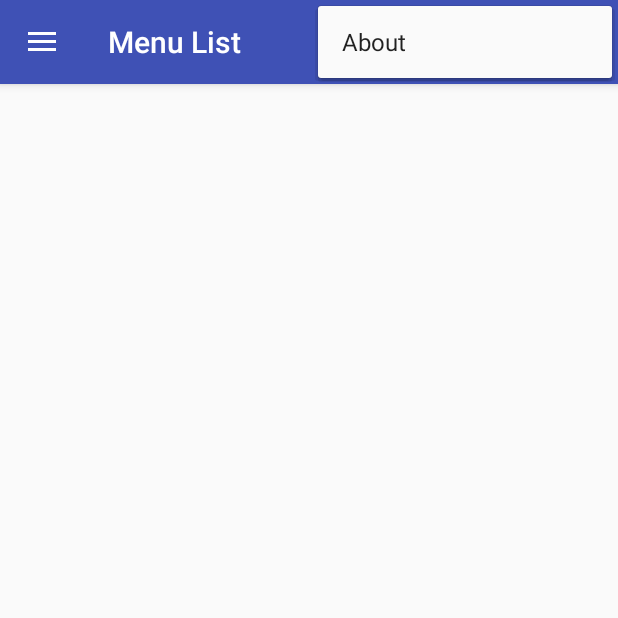
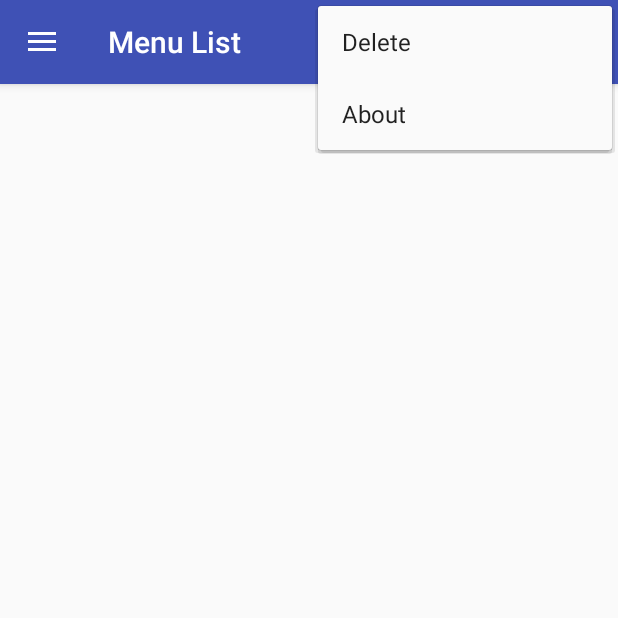
Before and after one commit to monsieurpouet/WriteDown, an Android app: the fragment ListActivity placed in its activity, with the options menu open, on a phone screen of 412 x 824 dp, the top half of it. Run offline under Robolectric (Android 15) with nearby library versions, the phone set to English and light mode, and no system bars.

Commit message:
Ajout d'un bouton refresh

```diff
--- a/app/src/main/java/com/example/zpfr3739/myapplication/ListActivity.java
+++ b/app/src/main/java/com/example/zpfr3739/myapplication/ListActivity.java
@@ -47,6 +47,13 @@ public class ListActivity extends Fragment{
                 ((MainActivity) getActivity()).toastMessage("Vous avez cliqué sur search");
                 //
                 return true;
+
+            case R.id.app_bar_refresh:
+                ((MainActivity) getActivity()).toastMessage("Vous avez cliqué sur refresh");
+                populateListView();
+                //
+                return true;
+
         }
         return false;
     }
@@ -59,8 +66,10 @@ public class ListActivity extends Fragment{
         mlistView = (ListView) getView().findViewById(R.id.liste_note_view);
         myDbHandler = new DBHandler(getActivity());
 
+        //insérer les notes dans une listview et les afficher
         populateListView();
 
+        //faire une action lorsqu'on clique sur une note
         mlistView.setOnItemClickListener(new AdapterView.OnItemClickListener() {
 
             @Override
@@ -68,9 +77,8 @@ public class ListActivity extends Fragment{
 
                 //ajouter fonction pour afficher suppression ou modification
 
-                Toast.makeText(getActivity(), "Item clicked : " + position + "ID: " + id, Toast.LENGTH_SHORT).show();
+                Toast.makeText(getActivity(), "Item deleted : please refresh", Toast.LENGTH_SHORT).show();
                 myDbHandler.removeNote(id);
-                populateListView();
             }
 
         });
--- /dev/null
+++ b/app/src/main/res/drawable/ic_refresh_black_24dp.xml
@@ -0,0 +1,9 @@
+<vector xmlns:android="http://schemas.android.com/apk/res/android"
+        android:width="24dp"
+        android:height="24dp"
+        android:viewportWidth="24.0"
+        android:viewportHeight="24.0">
+    <path
+        android:fillColor="#FF000000"
+        android:pathData="M17.65,6.35C16.2,4.9 14.21,4 12,4c-4.42,0 -7.99,3.58 -7.99,8s3.57,8 7.99,8c3.73,0 6.84,-2.55 7.73,-6h-2.08c-0.82,2.33 -3.04,4 -5.65,4 -3.31,0 -6,-2.69 -6,-6s2.69,-6 6,-6c1.66,0 3.14,0.69 4.22,1.78L13,11h7V4l-2.35,2.35z"/>
+</vector>
--- a/app/src/main/res/menu/list_menu.xml
+++ b/app/src/main/res/menu/list_menu.xml
@@ -8,6 +8,12 @@
         android:icon="@drawable/ic_search_black_24dp"
         android:title="Search"
         app:showAsAction="ifRoom"/>
+
+    <item
+        android:id="@+id/app_bar_refresh"
+        android:icon="@drawable/ic_refresh_black_24dp"
+        android:title="Delete"
+        app:showAsAction="ifRoom" />
 
     <item
         android:id="@+id/app_bar_delete"
```
Also changed, not shown: app/src/main/res/drawable-hdpi/ic_action_name.png (added), app/src/main/res/drawable-mdpi/ic_action_name.png (added), app/src/main/res/drawable-xhdpi/ic_action_name.png (added), app/src/main/res/drawable-xxhdpi/ic_action_name.png (added).
